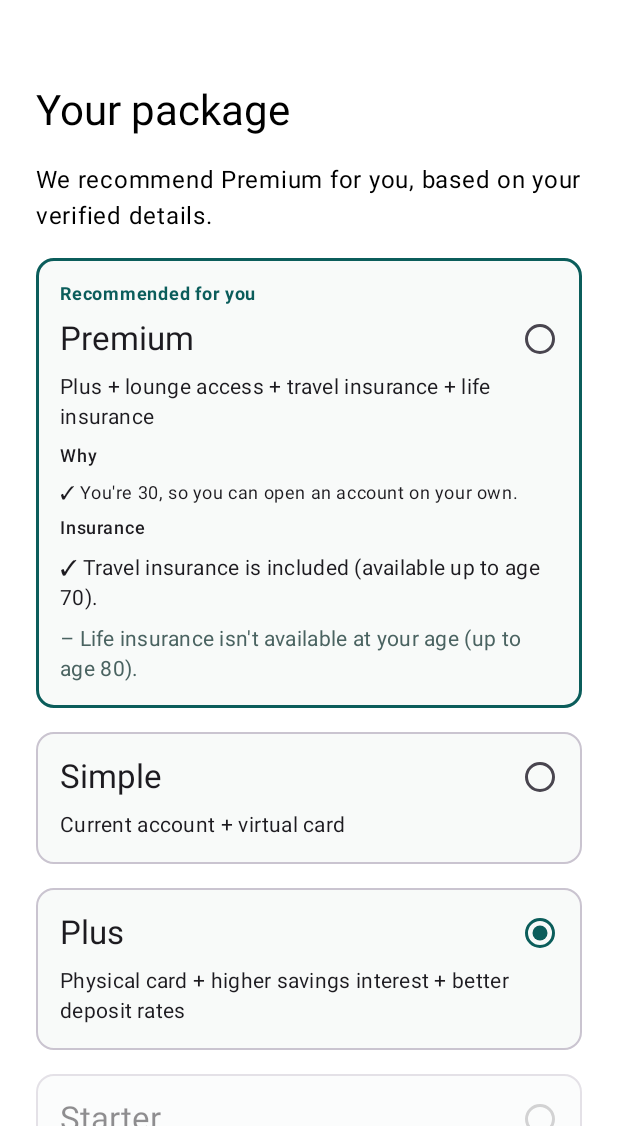
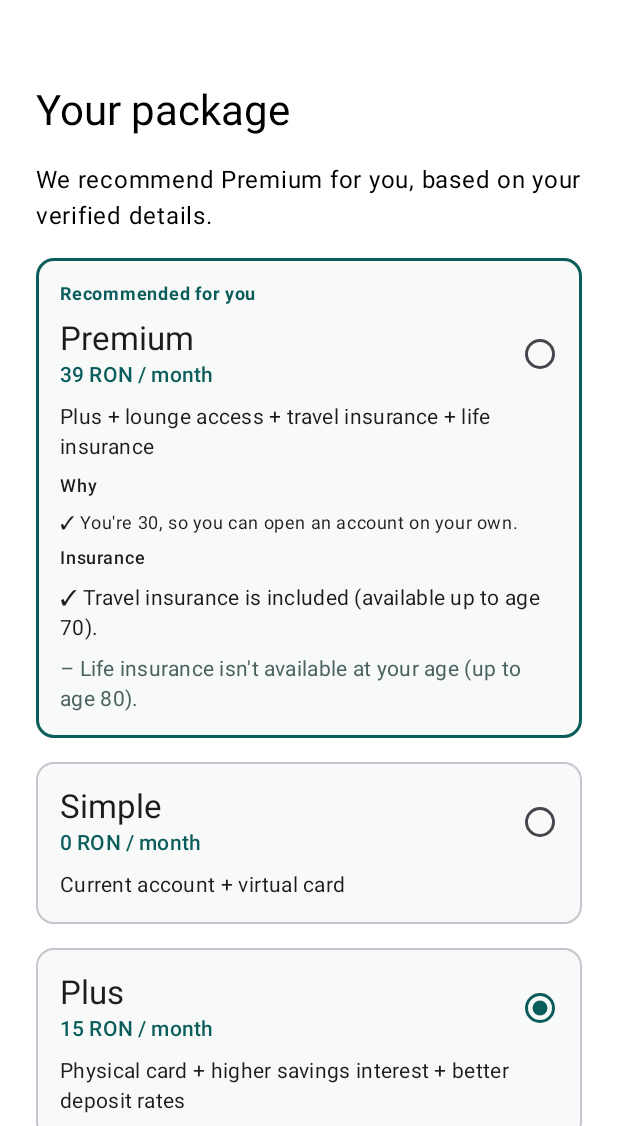
Before and after one commit to pteofil/onboarding-eudi-wallet, an Android app built with Jetpack Compose: the @Preview function PackagePreview, on a phone screen of 412 x 824 dp, the part 110-1236 px from its top. Run offline under Robolectric (Android 15) with nearby library versions, the phone set to English and light mode, and no system bars.

Commit message:
Android: monthly fees on packages, final Starter and identity-consent copy
- Package cards and the dashboard summary show the monthly fee:
  Simple 0 · Starter 0 · Plus 15 · Premium 39 RON / month.
- Starter: "Everything in Simple · free physical debit card · free withdrawals
  at any ATM in Romania · bonus savings interest" (Simple is free too, so
  "no monthly fee" no longer set it apart).
- Identity consent now names nationality as well.

Co-Authored-By: Claude Opus 5.5 <noreply@anthropic.com>

```diff
--- a/android/app/src/main/java/ro/banking40/team01/ui/DashboardScreen.kt
+++ b/android/app/src/main/java/ro/banking40/team01/ui/DashboardScreen.kt
@@ -275,6 +275,9 @@ private fun PackageSummary(account: Account) {
                 stringResource(R.string.dashboard_your_package, packageLabel(account.packageName)),
                 style = MaterialTheme.typography.titleMedium,
             )
+            packageFee(account.packageName)?.let {
+                Text(it, style = MaterialTheme.typography.titleSmall, color = MaterialTheme.colorScheme.primary)
+            }
             packageDescription(account.packageName)?.let { Text(it, style = MaterialTheme.typography.bodyMedium) }
             LabeledValue(stringResource(R.string.welcome_iban), account.iban.chunked(4).joinToString(" "))
             Text(
--- a/android/app/src/main/java/ro/banking40/team01/ui/PackageScreen.kt
+++ b/android/app/src/main/java/ro/banking40/team01/ui/PackageScreen.kt
@@ -102,7 +102,12 @@ private fun PackageCard(
                 )
             }
             Row(verticalAlignment = Alignment.CenterVertically) {
-                Text(packageLabel(name), style = MaterialTheme.typography.titleLarge, modifier = Modifier.weight(1f))
+                Column(Modifier.weight(1f)) {
+                    Text(packageLabel(name), style = MaterialTheme.typography.titleLarge)
+                    packageFee(name)?.let {
+                        Text(it, style = MaterialTheme.typography.titleSmall, color = MaterialTheme.colorScheme.primary)
+                    }
+                }
                 RadioButton(selected = selected, onClick = null, enabled = eligible)
             }
             packageDescription(name)?.let { Text(it, style = MaterialTheme.typography.bodyMedium) }
@@ -153,6 +158,16 @@ fun packageDescription(name: String): String? = when (name) {
     else -> null
 }
 
+/** Monthly fee for a backend package id; unknown ids show no fee. */
+@Composable
+fun packageFee(name: String): String? = when (name) {
+    "Simple" -> stringResource(R.string.pkg_simple_fee)
+    "Starter" -> stringResource(R.string.pkg_starter_fee)
+    "Plus" -> stringResource(R.string.pkg_plus_fee)
+    "Premium" -> stringResource(R.string.pkg_premium_fee)
+    else -> null
+}
+
 @Preview(showBackground = true, heightDp = 1400)
 @Composable
 private fun PackagePreview() = VerifiedStartTheme {
--- a/android/app/src/main/res/values/strings.xml
+++ b/android/app/src/main/res/values/strings.xml
@@ -150,7 +150,7 @@
     <!-- ===== Final copy from Dana (24 Nov), kept verbatim ===== -->
     <!-- Screen 2: consent -->
     <string name="consent_header">To open your account, we\'ll ask your EUDI Wallet for:</string>
-    <string name="consent_identity_title">Your name, date of birth and personal identification number (CNP)</string>
+    <string name="consent_identity_title">Your name, date of birth, nationality and personal identification number (CNP)</string>
     <string name="consent_identity_body">We need them to confirm who you are, as the law requires for every new account. Your age tells us which packages you can choose, and your CNP lets us check that an income document is really yours.</string>
     <string name="consent_address_title">Your home address</string>
     <string name="consent_address_body">We need it to confirm where you live and to send your card.</string>
@@ -188,11 +188,16 @@
     <string name="pkg_simple">Simple</string>
     <string name="pkg_simple_desc">Current account + virtual card</string>
     <string name="pkg_starter">Starter</string>
-    <string name="pkg_starter_desc">Simple + physical card, no monthly fee</string>
+    <string name="pkg_starter_desc">Everything in Simple · free physical debit card · free withdrawals at any ATM in Romania · bonus savings interest</string>
     <string name="pkg_plus">Plus</string>
     <string name="pkg_plus_desc">Physical card + higher savings interest + better deposit rates</string>
     <string name="pkg_premium">Premium</string>
     <string name="pkg_premium_desc">Plus + lounge access + travel insurance + life insurance</string>
+    <!-- Monthly fee, shown next to the package name. Fictional bank. -->
+    <string name="pkg_simple_fee">0 RON / month</string>
+    <string name="pkg_starter_fee">0 RON / month</string>
+    <string name="pkg_plus_fee">15 RON / month</string>
+    <string name="pkg_premium_fee">39 RON / month</string>
 
     <!-- Error and edge screens -->
     <string name="err_declined_title">No problem</string>
```
